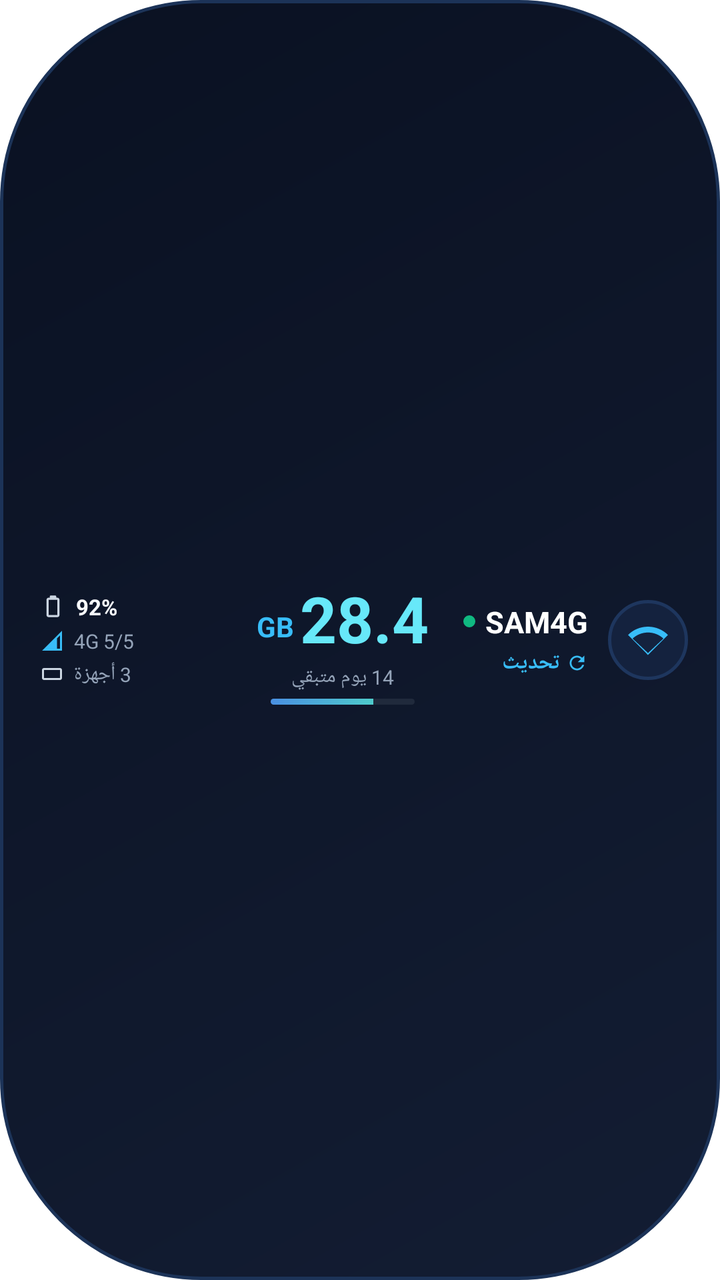
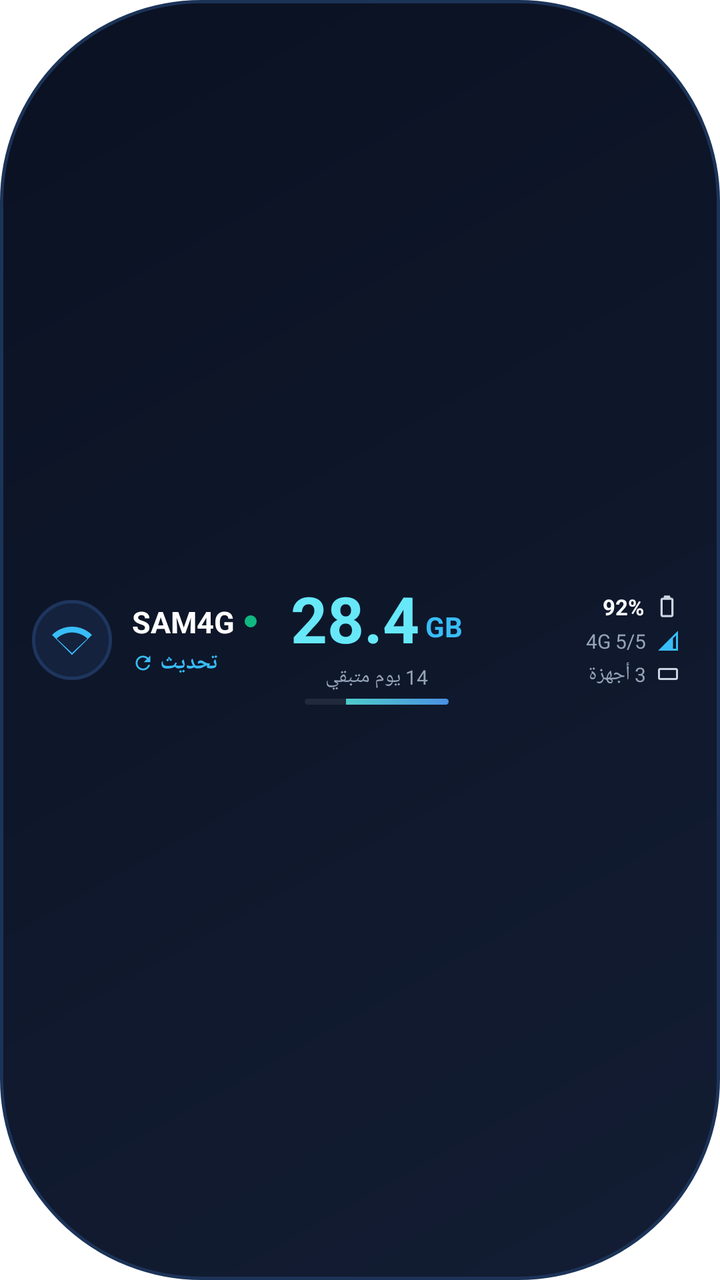

Before-and-after screenshots of an Android layout around one commit, followed by the original layout XML and the change that was made.
<!-- AndroidManifest.xml: fallback theme Theme.MaterialComponents.DayNight.NoActionBar -->
<!-- res/layout/widget_banner.xml -->
<?xml version="1.0" encoding="utf-8"?>
<LinearLayout xmlns:android="http://schemas.android.com/apk/res/android"
    android:id="@+id/widget_banner_root"
    android:layout_width="match_parent"
    android:layout_height="match_parent"
    android:layoutDirection="ltr"
    android:background="@drawable/bg_widget_pill_stadium"
    android:gravity="center_vertical"
    android:orientation="horizontal"
    android:paddingStart="20dp"
    android:paddingTop="10dp"
    android:paddingEnd="16dp"
    android:paddingBottom="10dp">

    
    <LinearLayout
        android:layout_width="0dp"
        android:layout_height="wrap_content"
        android:layout_weight="0.9"
        android:gravity="center_vertical"
        android:orientation="vertical">

        
        <LinearLayout
            android:layout_width="wrap_content"
            android:layout_height="wrap_content"
            android:gravity="center_vertical"
            android:orientation="horizontal">

            <ImageView
                android:layout_width="13dp"
                android:layout_height="13dp"
                android:src="@drawable/ic_widget_battery" />

            <TextView
                android:id="@+id/tv_banner_battery"
                android:layout_width="wrap_content"
                android:layout_height="wrap_content"
                android:layout_marginStart="5dp"
                android:text="92%"
                android:textColor="#F8FAFC"
                android:textSize="11sp"
                android:textStyle="bold" />
        </LinearLayout>

        
        <LinearLayout
            android:layout_width="wrap_content"
            android:layout_height="wrap_content"
            android:layout_marginTop="3dp"
            android:gravity="center_vertical"
            android:orientation="horizontal">

            <ImageView
                android:layout_width="12dp"
                android:layout_height="12dp"
                android:src="@drawable/ic_widget_signal" />

            <TextView
                android:id="@+id/tv_banner_signal"
                android:layout_width="wrap_content"
                android:layout_height="wrap_content"
                android:layout_marginStart="5dp"
                android:text="4G 5/5"
                android:textColor="#94A3B8"
                android:textSize="10sp" />
        </LinearLayout>

        
        <LinearLayout
            android:layout_width="wrap_content"
            android:layout_height="wrap_content"
            android:layout_marginTop="3dp"
            android:gravity="center_vertical"
            android:orientation="horizontal">

            <ImageView
                android:layout_width="12dp"
                android:layout_height="12dp"
                android:src="@drawable/ic_widget_devices" />

            <TextView
                android:id="@+id/tv_banner_devices"
                android:layout_width="wrap_content"
                android:layout_height="wrap_content"
                android:layout_marginStart="5dp"
                android:text="3 أجهزة"
                android:textColor="#94A3B8"
                android:textSize="10sp" />
        </LinearLayout>
    </LinearLayout>

    
    <LinearLayout
        android:layout_width="0dp"
        android:layout_height="wrap_content"
        android:layout_weight="1.1"
        android:gravity="center"
        android:orientation="vertical">

        
        <LinearLayout
            android:layout_width="wrap_content"
            android:layout_height="wrap_content"
            android:gravity="bottom|center_horizontal"
            android:orientation="horizontal">

            <TextView
                android:id="@+id/tv_banner_balance_unit"
                android:layout_width="wrap_content"
                android:layout_height="wrap_content"
                android:layout_marginEnd="3dp"
                android:layout_marginBottom="3dp"
                android:text="GB"
                android:textColor="#38BDF8"
                android:textSize="14sp"
                android:textStyle="bold" />

            <TextView
                android:id="@+id/tv_banner_balance_val"
                android:layout_width="wrap_content"
                android:layout_height="wrap_content"
                android:text="28.4"
                android:textColor="#67E8F9"
                android:textSize="32sp"
                android:textStyle="bold" />
        </LinearLayout>

        <TextView
            android:id="@+id/tv_banner_days"
            android:layout_width="wrap_content"
            android:layout_height="wrap_content"
            android:layout_marginTop="1dp"
            android:text="14 يوم متبقي"
            android:textColor="#94A3B8"
            android:textSize="10sp" />

        
        <ProgressBar
            android:id="@+id/pb_banner_quota"
            style="?android:attr/progressBarStyleHorizontal"
            android:layout_width="72dp"
            android:layout_height="3dp"
            android:layout_marginTop="4dp"
            android:max="100"
            android:progress="71"
            android:progressDrawable="@drawable/progress_bar_gradient" />
    </LinearLayout>

    
    <LinearLayout
        android:layout_width="0dp"
        android:layout_height="wrap_content"
        android:layout_weight="1.1"
        android:gravity="end|center_vertical"
        android:orientation="horizontal">

        <LinearLayout
            android:layout_width="wrap_content"
            android:layout_height="wrap_content"
            android:gravity="end"
            android:orientation="vertical">

            
            <LinearLayout
                android:layout_width="wrap_content"
                android:layout_height="wrap_content"
                android:gravity="center_vertical"
                android:orientation="horizontal">

                <ImageView
                    android:id="@+id/iv_banner_status_dot"
                    android:layout_width="6dp"
                    android:layout_height="6dp"
                    android:layout_marginEnd="5dp"
                    android:src="@drawable/ic_dot_green" />

                <TextView
                    android:id="@+id/tv_banner_title"
                    android:layout_width="wrap_content"
                    android:layout_height="wrap_content"
                    android:text="SAM4G"
                    android:textColor="#FFFFFF"
                    android:textSize="15sp"
                    android:textStyle="bold" />
            </LinearLayout>

            
            <LinearLayout
                android:id="@+id/btn_banner_refresh"
                android:layout_width="wrap_content"
                android:layout_height="wrap_content"
                android:layout_marginTop="3dp"
                android:gravity="center_vertical"
                android:orientation="horizontal">

                <TextView
                    android:layout_width="wrap_content"
                    android:layout_height="wrap_content"
                    android:text="تحديث"
                    android:textColor="#38BDF8"
                    android:textSize="11sp"
                    android:textStyle="bold" />

                <ImageView
                    android:layout_width="11dp"
                    android:layout_height="11dp"
                    android:layout_marginStart="3dp"
                    android:src="@drawable/ic_widget_refresh" />
            </LinearLayout>
        </LinearLayout>

        
        <ImageView
            android:id="@+id/btn_banner_wifi"
            android:layout_width="40dp"
            android:layout_height="40dp"
            android:layout_marginStart="10dp"
            android:background="@drawable/bg_widget_circle_btn"
            android:padding="10dp"
            android:src="@drawable/ic_widget_wifi_cyan" />
    </LinearLayout>

</LinearLayout>
<!-- resources referenced by this layout -->
<resources>
  <!-- drawable bg_widget_circle_btn (drawable) -->
  <?xml version="1.0" encoding="utf-8"?>
  <shape xmlns:android="http://schemas.android.com/apk/res/android"
      android:shape="oval">
      <solid android:color="#14223E" />
      <stroke
          android:width="1.5dp"
          android:color="#1E365E" />
  </shape>
  <!-- drawable bg_widget_pill_stadium (drawable) -->
  <?xml version="1.0" encoding="utf-8"?>
  <shape xmlns:android="http://schemas.android.com/apk/res/android"
      android:shape="rectangle">
      <gradient
          android:angle="315"
          android:startColor="#0A1122"
          android:endColor="#131D33"
          android:type="linear" />
      <corners android:radius="100dp" />
      <stroke
          android:width="1.5dp"
          android:color="#1C3358" />
  </shape>
  <!-- drawable ic_dot_green (drawable) -->
  <?xml version="1.0" encoding="utf-8"?>
  <shape xmlns:android="http://schemas.android.com/apk/res/android"
      android:shape="oval">
      <solid android:color="#10B981" />
      <size android:width="8dp" android:height="8dp" />
  </shape>
  <!-- drawable ic_widget_battery (drawable) -->
  <?xml version="1.0" encoding="utf-8"?>
  <vector xmlns:android="http://schemas.android.com/apk/res/android"
      android:width="16dp"
      android:height="16dp"
      android:viewportWidth="24"
      android:viewportHeight="24">
      <path
          android:fillColor="#CBD5E1"
          android:pathData="M16,4h-1V3c0,-0.55 -0.45,-1 -1,-1h-4c-0.55,0 -1,0.45 -1,1v1H8C6.9,4 6,4.9 6,6v14c0,1.1 0.9,2 2,2h8c1.1,0 2,-0.9 2,-2V6C18,4.9 17.1,4 16,4zM16,20H8V6h8V20z" />
  </vector>
  <!-- drawable ic_widget_devices (drawable) -->
  <?xml version="1.0" encoding="utf-8"?>
  <vector xmlns:android="http://schemas.android.com/apk/res/android"
      android:width="16dp"
      android:height="16dp"
      android:viewportWidth="24"
      android:viewportHeight="24">
      <path
          android:fillColor="#CBD5E1"
          android:pathData="M4,6h16c1.1,0 2,0.9 2,2v8c0,1.1 -0.9,2 -2,2H4c-1.1,0 -2,-0.9 -2,-2V8c0,-1.1 0.9,-2 2,-2zm0,2v8h16V8H4zm7,9h2v1h-2v-1z" />
  </vector>
  <!-- drawable ic_widget_refresh (drawable) -->
  <?xml version="1.0" encoding="utf-8"?>
  <vector xmlns:android="http://schemas.android.com/apk/res/android"
      android:width="14dp"
      android:height="14dp"
      android:viewportWidth="24"
      android:viewportHeight="24">
      <path
          android:fillColor="#38BDF8"
          android:pathData="M17.65,6.35C16.2,4.9 14.21,4 12,4c-4.42,0 -7.99,3.58 -7.99,8s3.57,8 7.99,8c3.73,0 6.84,-2.55 7.73,-6h-2.08c-0.82,2.33 -3.04,4 -5.65,4 -3.31,0 -6,-2.69 -6,-6s2.69,-6 6,-6c1.66,0 3.14,0.69 4.22,1.78L13,11h7V4l-2.35,2.35z" />
  </vector>
  <!-- drawable ic_widget_signal (drawable) -->
  <?xml version="1.0" encoding="utf-8"?>
  <vector xmlns:android="http://schemas.android.com/apk/res/android"
      android:width="16dp"
      android:height="16dp"
      android:viewportWidth="24"
      android:viewportHeight="24">
      <path
          android:fillColor="#38BDF8"
          android:pathData="M2,22h20V2L2,22z M20,20h-3V9.83l3,-3V20z" />
  </vector>
  <!-- drawable ic_widget_wifi_cyan (drawable) -->
  <?xml version="1.0" encoding="utf-8"?>
  <vector xmlns:android="http://schemas.android.com/apk/res/android"
      android:width="22dp"
      android:height="22dp"
      android:viewportWidth="24"
      android:viewportHeight="24">
      <path
          android:fillColor="#38BDF8"
          android:pathData="M12,4C7.31,4 3.07,5.9 0,8.98L12,21L24,8.98C20.93,5.9 16.69,4 12,4zm0,3.5c3.55,0 6.82,1.38 9.25,3.64L12,19.82 2.75,11.14C5.18,8.88 8.45,7.5 12,7.5z" />
  </vector>
  <!-- unchanged entries left out for length: 1 -->
</resources>

<!-- the commit's change to res/layout/widget_banner.xml (unified diff, before → after) -->
@@ -3,7 +3,7 @@
     android:id="@+id/widget_banner_root"
     android:layout_width="match_parent"
     android:layout_height="match_parent"
-    android:layoutDirection="ltr"
+    android:layoutDirection="rtl"
     android:background="@drawable/bg_widget_pill_stadium"
     android:gravity="center_vertical"
     android:orientation="horizontal"
